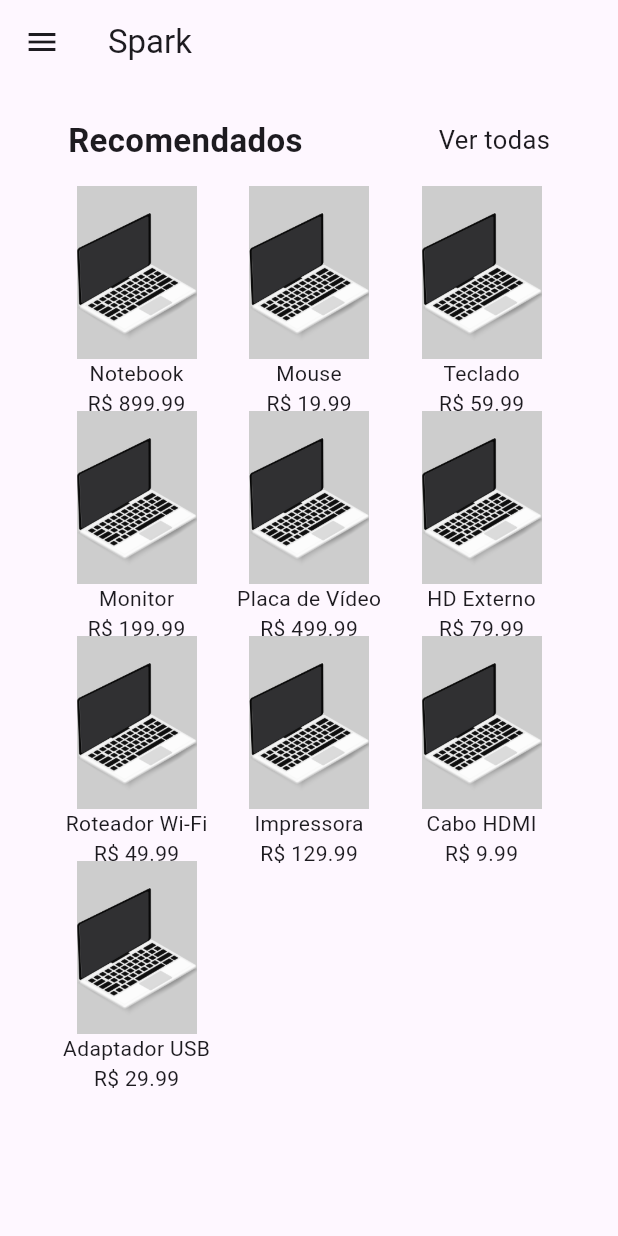
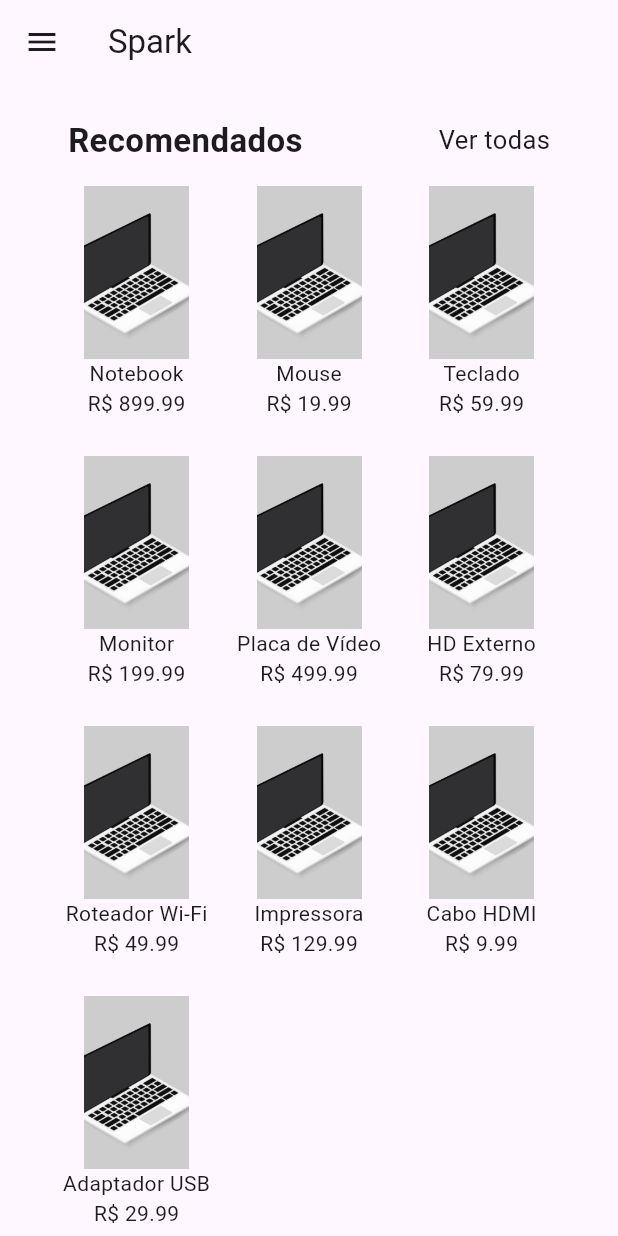
Before and after one commit to CarlosSeixas2/Trabalho_Ecommerce_Marcel, a Flutter app: the screen it shows after launch, on a phone screen of 412 x 824 dp. Run offline on Flutter 3.47's test engine with Material 3 defaults, Android fonts, the phone set to English and light mode, and no system bars.

Commit message:
scroll na home page

```diff
--- a/lib/main.dart
+++ b/lib/main.dart
@@ -101,7 +101,8 @@ class _MyAppState extends State<MyApp> {
             ],
           ),
         ),
-        body: Center(
+        body: SingleChildScrollView(
+          child: Center(
             child: Column(
               children: [
                 const SizedBox(
@@ -137,9 +138,12 @@ class _MyAppState extends State<MyApp> {
             ),
           ),
         ),
+      ),
     );
   }
 }
+
+
 
 class ProductCard extends StatelessWidget {
   const ProductCard({super.key, required this.nome, required this.preco});
@@ -151,16 +155,16 @@ class ProductCard extends StatelessWidget {
   Widget build(BuildContext context) {
     return SizedBox(
       width: 115,
-      height: 150,
+      height: 180,
       child: Column(
         mainAxisAlignment: MainAxisAlignment.start,
         children: [
           SizedBox(
-            width: 80, // Largura desejada
-            height: 115, // Altura desejada
+            width: 70,
+            height: 115,
             child: Image.asset(
               'assets/images/notebook.jpg',
-              fit: BoxFit.cover, // Aplica o efeito de cobertura
+              fit: BoxFit.cover,
             ),
           ),
           Text(nome),
```
Lines whose indentation alone changed are shown as unchanged.
